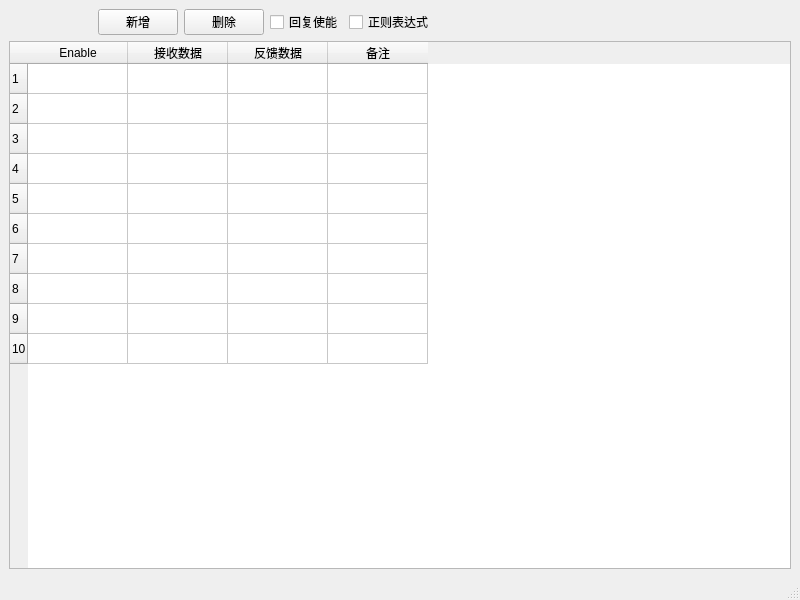
Above: SerialHelper/autoreplywindows.ui from JonahKing/SerialHelper-QT before the change. Below: the same form after it.
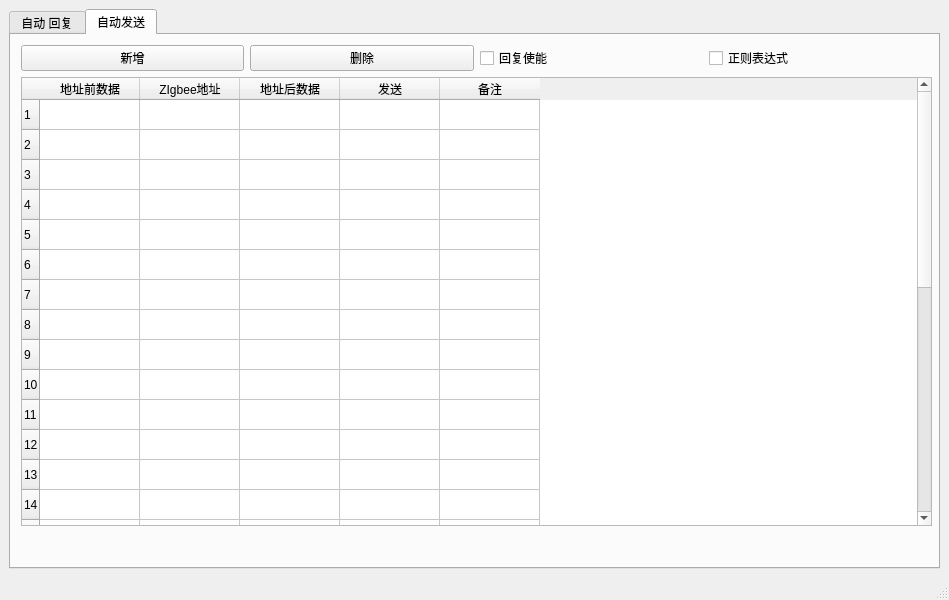
That is the form after the change.

Commit message: 增加一大堆手动发送

Patch:
```diff
--- a/SerialHelper/autoreplywindows.ui
+++ b/SerialHelper/autoreplywindows.ui
@@ -6,7 +6,7 @@
    <rect>
     <x>0</x>
     <y>0</y>
-    <width>800</width>
+    <width>949</width>
     <height>600</height>
    </rect>
   </property>
@@ -18,7 +18,54 @@
   </property>
   <widget class="QWidget" name="centralwidget">
    <layout class="QGridLayout" name="gridLayout">
-    <item row="4" column="0" colspan="9">
+    <item row="1" column="0">
+     <widget class="QTabWidget" name="tabWidget">
+      <property name="currentIndex">
+       <number>1</number>
+      </property>
+      <widget class="QWidget" name="tab">
+       <attribute name="title">
+        <string>自动 回复</string>
+       </attribute>
+       <widget class="QWidget" name="gridLayoutWidget">
+        <property name="geometry">
+         <rect>
+          <x>20</x>
+          <y>10</y>
+          <width>891</width>
+          <height>481</height>
+         </rect>
+        </property>
+        <layout class="QGridLayout" name="gridLayout_2">
+         <item row="0" column="3">
+          <widget class="QCheckBox" name="checkBox_2">
+           <property name="text">
+            <string>正则表达式</string>
+           </property>
+          </widget>
+         </item>
+         <item row="0" column="1">
+          <widget class="QPushButton" name="pushButton_2">
+           <property name="text">
+            <string>删除</string>
+           </property>
+          </widget>
+         </item>
+         <item row="0" column="2">
+          <widget class="QCheckBox" name="checkBox">
+           <property name="text">
+            <string>回复使能</string>
+           </property>
+          </widget>
+         </item>
+         <item row="0" column="0">
+          <widget class="QPushButton" name="pushButton">
+           <property name="text">
+            <string>新增</string>
+           </property>
+          </widget>
+         </item>
+         <item row="1" column="0" colspan="4">
      <widget class="QTableWidget" name="tableWidget">
       <property name="tabletTracking">
        <bool>false</bool>
@@ -73,6 +120,106 @@
         <string>10</string>
        </property>
       </row>
+           <row>
+            <property name="text">
+             <string>11</string>
+            </property>
+           </row>
+           <row>
+            <property name="text">
+             <string>12</string>
+            </property>
+           </row>
+           <row>
+            <property name="text">
+             <string>13</string>
+            </property>
+           </row>
+           <row>
+            <property name="text">
+             <string>14</string>
+            </property>
+           </row>
+           <row>
+            <property name="text">
+             <string>15</string>
+            </property>
+           </row>
+           <row>
+            <property name="text">
+             <string>16</string>
+            </property>
+           </row>
+           <row>
+            <property name="text">
+             <string>17</string>
+            </property>
+           </row>
+           <row>
+            <property name="text">
+             <string>18</string>
+            </property>
+           </row>
+           <row>
+            <property name="text">
+             <string>19</string>
+            </property>
+           </row>
+           <row>
+            <property name="text">
+             <string>20</string>
+            </property>
+           </row>
+           <row>
+            <property name="text">
+             <string>21</string>
+            </property>
+           </row>
+           <row>
+            <property name="text">
+             <string>22</string>
+            </property>
+           </row>
+           <row>
+            <property name="text">
+             <string>23</string>
+            </property>
+           </row>
+           <row>
+            <property name="text">
+             <string>24</string>
+            </property>
+           </row>
+           <row>
+            <property name="text">
+             <string>25</string>
+            </property>
+           </row>
+           <row>
+            <property name="text">
+             <string>26</string>
+            </property>
+           </row>
+           <row>
+            <property name="text">
+             <string>27</string>
+            </property>
+           </row>
+           <row>
+            <property name="text">
+             <string>28</string>
+            </property>
+           </row>
+           <row>
+            <property name="text">
+             <string>29</string>
+            </property>
+           </row>
+           <row>
+            <property name="text">
+             <string>30</string>
+            </property>
+           </row>
       <column>
        <property name="text">
         <string>Enable</string>
@@ -100,97 +247,241 @@
       </item>
      </widget>
     </item>
-    <item row="0" column="7">
-     <spacer name="horizontalSpacer_3">
-      <property name="orientation">
-       <enum>Qt::Horizontal</enum>
-      </property>
-      <property name="sizeHint" stdset="0">
-       <size>
-        <width>40</width>
-        <height>20</height>
-       </size>
-      </property>
-     </spacer>
-    </item>
-    <item row="0" column="0">
-     <spacer name="horizontalSpacer_2">
-      <property name="orientation">
-       <enum>Qt::Horizontal</enum>
-      </property>
-      <property name="sizeHint" stdset="0">
-       <size>
-        <width>40</width>
-        <height>20</height>
-       </size>
-      </property>
-     </spacer>
-    </item>
+        </layout>
+       </widget>
+      </widget>
+      <widget class="QWidget" name="tab_2">
+       <attribute name="title">
+        <string>自动发送</string>
+       </attribute>
+       <widget class="QWidget" name="gridLayoutWidget_3">
+        <property name="geometry">
+         <rect>
+          <x>10</x>
+          <y>10</y>
+          <width>911</width>
+          <height>481</height>
+         </rect>
+        </property>
+        <layout class="QGridLayout" name="gridLayout_4">
+         <item row="2" column="0" colspan="4">
+          <widget class="QTableWidget" name="MunualSendTabWidget">
+           <property name="tabletTracking">
+            <bool>false</bool>
+           </property>
+           <row>
+            <property name="text">
+             <string>1</string>
+            </property>
+           </row>
+           <row>
+            <property name="text">
+             <string>2</string>
+            </property>
+           </row>
+           <row>
+            <property name="text">
+             <string>3</string>
+            </property>
+           </row>
+           <row>
+            <property name="text">
+             <string>4</string>
+            </property>
+           </row>
+           <row>
+            <property name="text">
+             <string>5</string>
+            </property>
+           </row>
+           <row>
+            <property name="text">
+             <string>6</string>
+            </property>
+           </row>
+           <row>
+            <property name="text">
+             <string>7</string>
+            </property>
+           </row>
+           <row>
+            <property name="text">
+             <string>8</string>
+            </property>
+           </row>
+           <row>
+            <property name="text">
+             <string>9</string>
+            </property>
+           </row>
+           <row>
+            <property name="text">
+             <string>10</string>
+            </property>
+           </row>
+           <row>
+            <property name="text">
+             <string>11</string>
+            </property>
+           </row>
+           <row>
+            <property name="text">
+             <string>12</string>
+            </property>
+           </row>
+           <row>
+            <property name="text">
+             <string>13</string>
+            </property>
+           </row>
+           <row>
+            <property name="text">
+             <string>14</string>
+            </property>
+           </row>
+           <row>
+            <property name="text">
+             <string>15</string>
+            </property>
+           </row>
+           <row>
+            <property name="text">
+             <string>16</string>
+            </property>
+           </row>
+           <row>
+            <property name="text">
+             <string>17</string>
+            </property>
+           </row>
+           <row>
+            <property name="text">
+             <string>18</string>
+            </property>
+           </row>
+           <row>
+            <property name="text">
+             <string>19</string>
+            </property>
+           </row>
+           <row>
+            <property name="text">
+             <string>20</string>
+            </property>
+           </row>
+           <row>
+            <property name="text">
+             <string>21</string>
+            </property>
+           </row>
+           <row>
+            <property name="text">
+             <string>22</string>
+            </property>
+           </row>
+           <row>
+            <property name="text">
+             <string>23</string>
+            </property>
+           </row>
+           <row>
+            <property name="text">
+             <string>24</string>
+            </property>
+           </row>
+           <row>
+            <property name="text">
+             <string>25</string>
+            </property>
+           </row>
+           <row>
+            <property name="text">
+             <string>26</string>
+            </property>
+           </row>
+           <row>
+            <property name="text">
+             <string>27</string>
+            </property>
+           </row>
+           <row>
+            <property name="text">
+             <string>28</string>
+            </property>
+           </row>
+           <row>
+            <property name="text">
+             <string>29</string>
+            </property>
+           </row>
+           <row>
+            <property name="text">
+             <string>30</string>
+            </property>
+           </row>
+           <column>
+            <property name="text">
+             <string>地址前数据</string>
+            </property>
+           </column>
+           <column>
+            <property name="text">
+             <string>ZIgbee地址</string>
+            </property>
+           </column>
+           <column>
+            <property name="text">
+             <string>地址后数据</string>
+            </property>
+           </column>
+           <column>
+            <property name="text">
+             <string>发送</string>
+            </property>
+           </column>
+           <column>
+            <property name="text">
+             <string>备注</string>
+            </property>
+           </column>
     <item row="0" column="3">
-     <widget class="QCheckBox" name="checkBox">
       <property name="text">
-       <string>回复使能</string>
-      </property>
-     </widget>
-    </item>
-    <item row="0" column="2">
-     <widget class="QPushButton" name="pushButton_2">
-      <property name="text">
-       <string>删除</string>
-      </property>
-     </widget>
-    </item>
-    <item row="0" column="8">
-     <spacer name="horizontalSpacer">
-      <property name="orientation">
-       <enum>Qt::Horizontal</enum>
-      </property>
-      <property name="sizeHint" stdset="0">
-       <size>
-        <width>40</width>
-        <height>20</height>
-       </size>
-      </property>
-     </spacer>
-    </item>
-    <item row="0" column="6">
-     <spacer name="horizontalSpacer_4">
-      <property name="orientation">
-       <enum>Qt::Horizontal</enum>
-      </property>
-      <property name="sizeHint" stdset="0">
-       <size>
-        <width>40</width>
-        <height>20</height>
-       </size>
-      </property>
-     </spacer>
-    </item>
+             <string/>
+            </property>
+           </item>
+          </widget>
+         </item>
     <item row="0" column="1">
-     <widget class="QPushButton" name="pushButton">
+          <widget class="QPushButton" name="pushButton_5">
+           <property name="text">
+            <string>删除</string>
+           </property>
+          </widget>
+         </item>
+         <item row="0" column="0">
+          <widget class="QPushButton" name="pushButton_6">
       <property name="text">
        <string>新增</string>
       </property>
      </widget>
     </item>
-    <item row="0" column="5">
-     <spacer name="horizontalSpacer_5">
-      <property name="orientation">
-       <enum>Qt::Horizontal</enum>
-      </property>
-      <property name="sizeHint" stdset="0">
-       <size>
-        <width>40</width>
-        <height>20</height>
-       </size>
-      </property>
-     </spacer>
-    </item>
-    <item row="0" column="4">
-     <widget class="QCheckBox" name="checkBox_2">
+         <item row="0" column="3">
+          <widget class="QCheckBox" name="checkBox_5">
       <property name="text">
        <string>正则表达式</string>
       </property>
+          </widget>
+         </item>
+         <item row="0" column="2">
+          <widget class="QCheckBox" name="checkBox_6">
+           <property name="text">
+            <string>回复使能</string>
+           </property>
+          </widget>
+         </item>
+        </layout>
+       </widget>
+      </widget>
      </widget>
     </item>
    </layout>
```
Left out of the diff: 2 changed lines with no effect on the pictures. Lines whose indentation alone changed are shown as unchanged. The commit also changes 3 other files.
